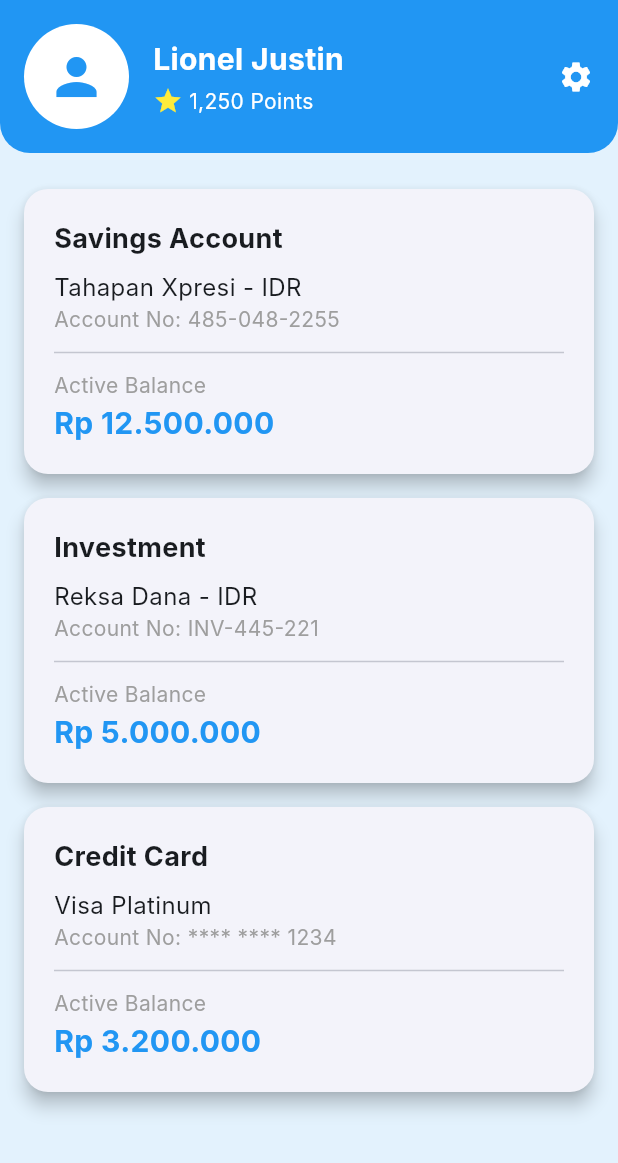
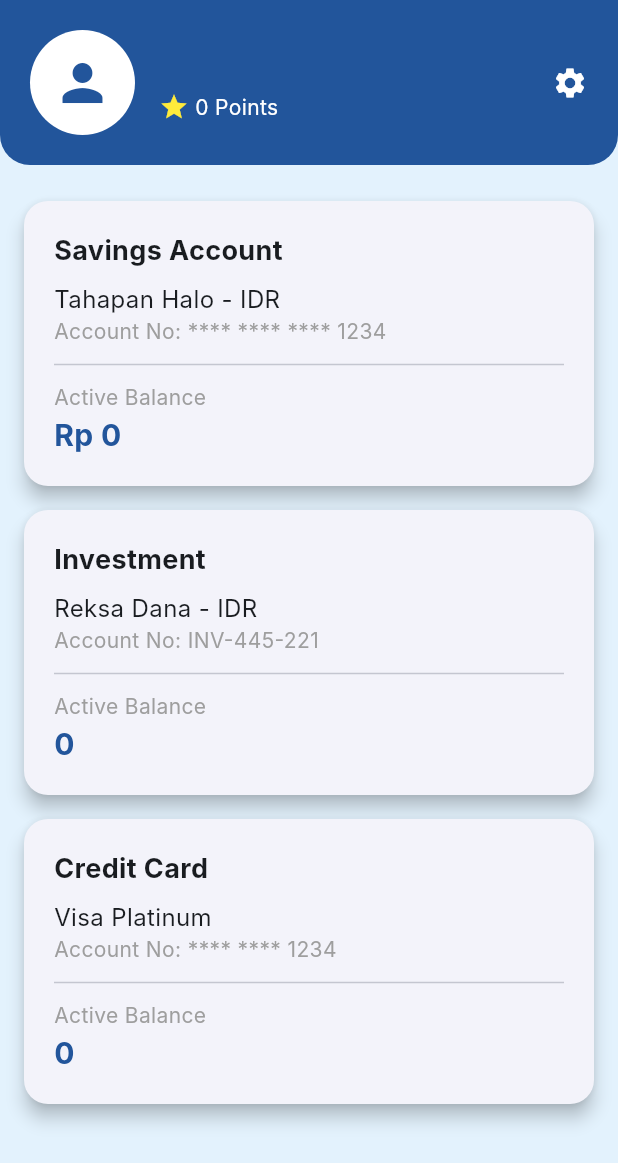
Before and after one commit to Raged9/MobileBankingFlutterApp, a Flutter app: the ProfilePage screen opened directly, on a phone screen of 412 x 824 dp. Shown: the top 1163 px of the screen. Run offline on Flutter 3.47's test engine with Material 3 defaults, Android fonts, the phone set to English and light mode, and no system bars; our stand-ins replace shared_preferences; accounts and stored records are empty; Roboto replaces fonts that are missing (Inter).

Commit message:
Commit 6 Christopher : Mengisi pop-up settings, revisi promo dan header, membuat README.md

```diff
--- a/lib/screens/profile_page.dart
+++ b/lib/screens/profile_page.dart
@@ -1,20 +1,25 @@
 import 'package:flutter/material.dart';
+import 'package:intl/intl.dart';
+import '../models/user_data.dart';
 
 class ProfilePage extends StatelessWidget {
   const ProfilePage({super.key});
 
   @override
   Widget build(BuildContext context) {
+    final currencyFormatter =
+        NumberFormat.currency(locale: 'id_ID', symbol: 'Rp ', decimalDigits: 0);
+
     return Scaffold(
       backgroundColor: Colors.blue[50],
-      body: SingleChildScrollView(
+      body: SafeArea(
+        child: SingleChildScrollView(
           child: Column(
             children: [
-            // Bagian Profile Header
               Container(
-              padding: const EdgeInsets.all(16),
+                padding: const EdgeInsets.all(20),
                 decoration: const BoxDecoration(
-                color: Colors.blue,
+                  color: Color.fromARGB(255, 34, 85, 155),
                   borderRadius: BorderRadius.only(
                     bottomLeft: Radius.circular(20),
                     bottomRight: Radius.circular(20),
@@ -28,7 +33,7 @@
                       child: Icon(
                         Icons.person, // icon user polos
                         size: 40,
-                      color: Colors.blue,
+                        color: Color.fromARGB(255, 34, 85, 155),
                       ),
                     ),
                     const SizedBox(width: 16),
@@ -36,8 +41,8 @@
                       child: Column(
                         crossAxisAlignment: CrossAxisAlignment.start,
                         children: [
-                        const Text(
-                          "Lionel Justin",
+                          Text(
+                            userData.name,
                             style: TextStyle(
                               color: Colors.white,
                               fontSize: 20,
@@ -50,12 +55,12 @@
                               Icon(Icons.star, color: Colors.yellow, size: 20),
                               SizedBox(width: 4),
                               Text(
-                              "1,250 Points",
+                                "0 Points",
                                 style: TextStyle(
                                   color: Colors.white,
                                   fontSize: 14,
                                 ),
-                            )
+                              ),
                             ],
                           ),
                         ],
@@ -71,9 +76,9 @@
               // Savings Card
               _buildCard(
                 title: "Savings Account",
-              accountName: "Tahapan Xpresi - IDR",
-              accountNo: "485-048-2255",
-              balance: "Rp 12.500.000",
+                accountName: "Tahapan Halo - IDR",
+                accountNo: userData.cardNumber,
+                balance: currencyFormatter.format(userData.balance),
               ),
 
               // Investment Card
@@ -81,7 +86,7 @@
                 title: "Investment",
                 accountName: "Reksa Dana - IDR",
                 accountNo: "INV-445-221",
-              balance: "Rp 5.000.000",
+                balance: "0",
               ),
 
               // Credit Card
@@ -89,11 +94,12 @@
                 title: "Credit Card",
                 accountName: "Visa Platinum",
                 accountNo: "**** **** 1234",
-              balance: "Rp 3.200.000",
+                balance: "0",
               ),
 
               const SizedBox(height: 20),
             ],
+          ),
         ),
       ),
     );
@@ -114,22 +120,29 @@
         child: Column(
           crossAxisAlignment: CrossAxisAlignment.start,
           children: [
-            Text(title,
-                style:
-                    const TextStyle(fontSize: 18, fontWeight: FontWeight.bold)),
+            Text(
+              title,
+              style: const TextStyle(fontSize: 18, fontWeight: FontWeight.bold),
+            ),
             const SizedBox(height: 8),
             Text(accountName, style: const TextStyle(fontSize: 16)),
-            Text("Account No: $accountNo",
-                style: const TextStyle(color: Colors.grey)),
+            Text(
+              "Account No: $accountNo",
+              style: const TextStyle(color: Colors.grey),
+            ),
             const Divider(height: 24),
-            const Text("Active Balance",
-                style: TextStyle(fontSize: 14, color: Colors.grey)),
-            Text(balance,
+            const Text(
+              "Active Balance",
+              style: TextStyle(fontSize: 14, color: Colors.grey),
+            ),
+            Text(
+              balance,
               style: const TextStyle(
                 fontSize: 20,
                 fontWeight: FontWeight.bold,
-                  color: Colors.blue,
-                )),
+                color: Color.fromARGB(255, 34, 85, 155),
+              ),
+            ),
           ],
         ),
       ),
--- a/lib/widgets/header.dart
+++ b/lib/widgets/header.dart
@@ -32,7 +32,7 @@
                   RichText(
                     text: const TextSpan(
                       style: TextStyle(
-                        fontSize: 24,
+                        fontSize: 27,
                         fontWeight: FontWeight.w400,
                       ),
                       children: <TextSpan>[
--- a/lib/widgets/promo.dart
+++ b/lib/widgets/promo.dart
@@ -33,7 +33,7 @@
   }
 
   void _startAutoScroll() {
-    _timer = Timer.periodic(const Duration(seconds: 4), (Timer timer) { // Geser setiap 4 detik
+    _timer = Timer.periodic(const Duration(seconds: 8), (Timer timer) { // Geser setiap 8 detik
       if (_pageController.hasClients) {
         if (_currentPage < _promoImages.length - 1) {
           _currentPage++;
```
Also changed, not shown: lib/screens/settings_screen.dart (+54 -16 lines), 1 other file. Lines whose indentation alone changed are shown as unchanged.
